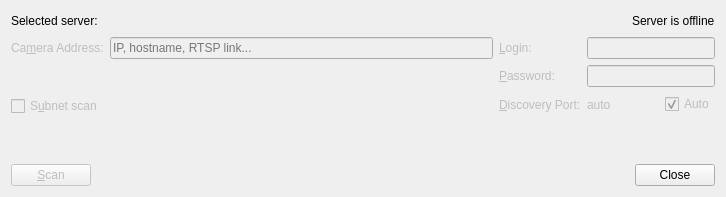
First picture: the form in client/src/ui/dialogs/camera_addition_dialog.ui, repository networkoptix/nx_open, before the edit.
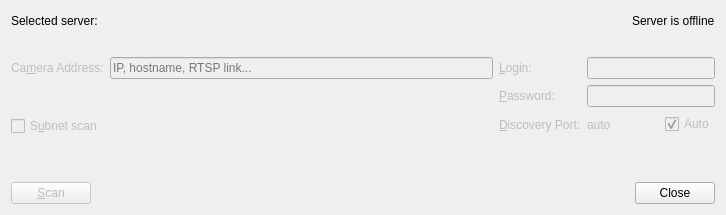
Second picture: the form after the edit. Custom widgets are drawn as their Qt base class.

Commit message:
(Issue #4457) :  Cannot close the message if server goes offline
<==== Mercurial data ====>
Branch: release_2.3_review

Diff of the .ui file:
```diff
--- a/client/src/ui/dialogs/camera_addition_dialog.ui
+++ b/client/src/ui/dialogs/camera_addition_dialog.ui
@@ -7,7 +7,7 @@
     <x>0</x>
     <y>0</y>
     <width>726</width>
-    <height>197</height>
+    <height>215</height>
    </rect>
   </property>
   <property name="sizePolicy">
@@ -64,6 +64,9 @@
      </item>
     </layout>
    </item>
+   <item>
+    <widget class="QLabel" name="serverStatusLabel"/>
+   </item>
    <item>
     <widget class="QStackedWidget" name="stageStackedWidget">
      <property name="enabled">
@@ -418,7 +421,7 @@
          <property name="sizeHint" stdset="0">
           <size>
            <width>20</width>
-           <height>40</height>
+           <height>1</height>
           </size>
          </property>
         </spacer>
```
Left out of the diff: 112 changed lines with no effect on the pictures. The commit also changes 2 other files.
